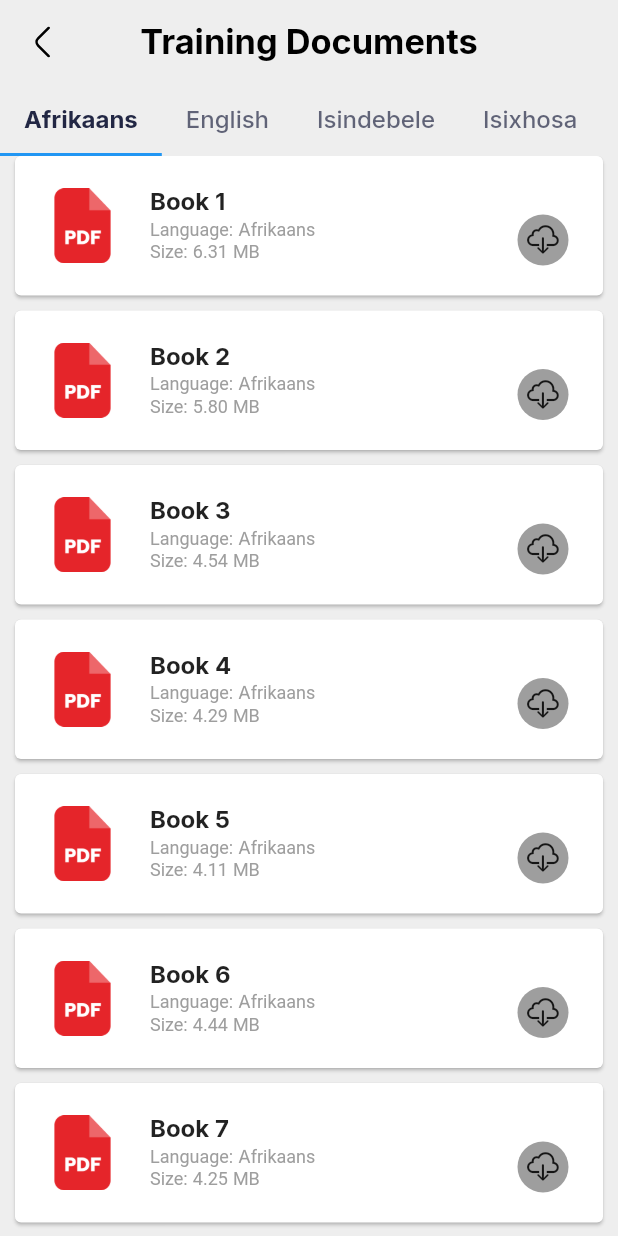
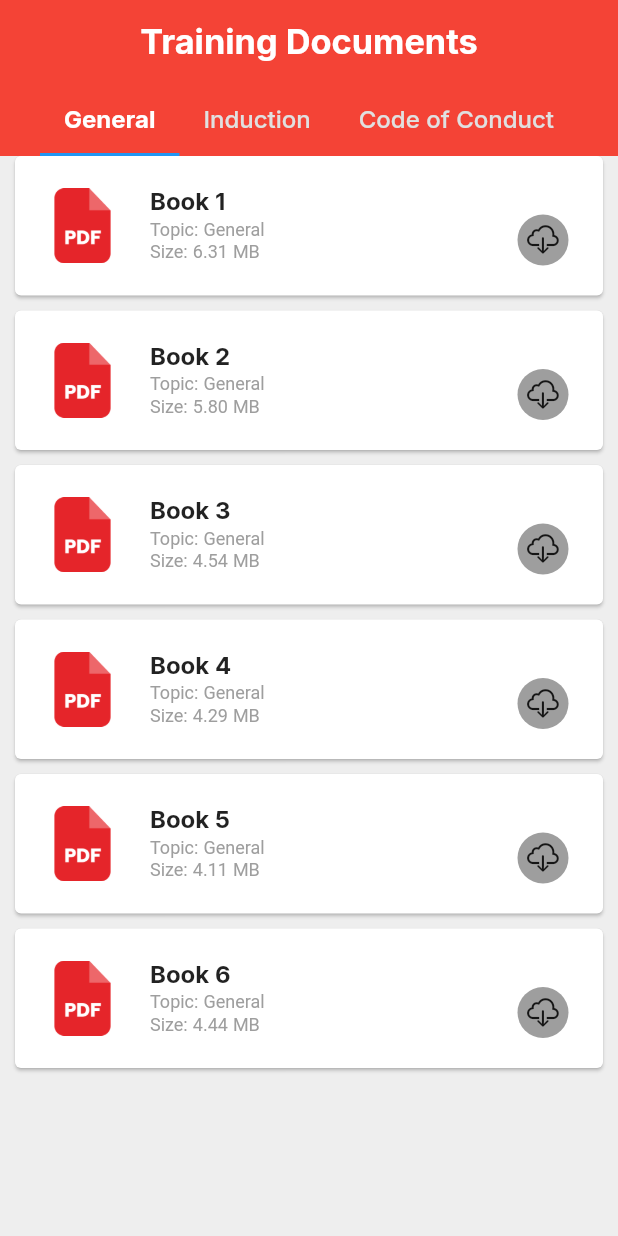
Before and after one commit to nextnowapp/NewFrontseat, a Flutter app: the EbookScreen screen opened directly, on a phone screen of 412 x 824 dp. Run offline on Flutter 3.47's test engine with Material 2 defaults, Android fonts, the phone set to English and light mode, and no system bars; our stand-ins replace after_layout, bloc, cached_network_image, cloud_firestore, connectivity, dio and 40 more; missing offline and left inert: file_utils, flutter_cupertino_date_picker_fork, flutter_inappwebview, flutter_share, html_editor_enhanced, open_file_safe and 4 more; accounts and stored records are empty; project files that could hold a hidden picture were left out.

Commit message:
documents screen added

```diff
--- a/lib/screens/student/studyMaterials/Ebooks.dart
+++ b/lib/screens/student/studyMaterials/Ebooks.dart
@@ -4,8 +4,6 @@ import 'dart:io';
 import 'package:flutter/material.dart';
 import 'package:flutter/services.dart';
 import 'package:flutter_screenutil/flutter_screenutil.dart';
-import 'package:flutter_svg/flutter_svg.dart';
-import 'package:nextschool/screens/parent/ChildDashboardScreen.dart';
 import 'package:nextschool/utils/model/ebook.dart';
 import 'package:nextschool/utils/widget/download_button.dart';
 import 'package:path_provider/path_provider.dart';
@@ -24,22 +22,10 @@ class _EbookScreenState extends State<EbookScreen> {
   late EbookList _ebooks;
   String? directory;
 
-  final List<String> languages = [
-    'Afrikaans',
-    'English',
-    'Isindebele',
-    'Isixhosa',
-    'Isizulu',
-    'Sepedi',
-    'Sesotho',
-    'Setswana',
-    'Siswati',
-    'Tshivenda',
-    'Xitsonga',
-  ];
+  final List<String> titles = ['General', 'Induction', 'Code of Conduct'];
 
   List<Widget> _buildViewList() {
-    return languages.map((language) {
+    return titles.map((language) {
       return FutureBuilder(
         future: _loadBooksFromJsonAssets(language.toLowerCase()),
         builder: (context, AsyncSnapshot<List<Ebooks>> snapshot) {
@@ -112,7 +98,7 @@ class _EbookScreenState extends State<EbookScreen> {
                                           text: TextSpan(
                                             children: [
                                               const TextSpan(
-                                                text: 'Language: ',
+                                                text: 'Topic: ',
                                                 style: TextStyle(
                                                   fontSize: 12,
                                                   color: Colors.grey,
@@ -209,10 +195,11 @@ class _EbookScreenState extends State<EbookScreen> {
   @override
   Widget build(BuildContext context) {
     return DefaultTabController(
-      length: languages.length,
+      length: titles.length,
       child: Scaffold(
         backgroundColor: Colors.grey[200],
         appBar: AppBar(
+          backgroundColor: Colors.red,
           centerTitle: true,
           automaticallyImplyLeading: false,
           elevation: 0,
@@ -220,33 +207,25 @@ class _EbookScreenState extends State<EbookScreen> {
               statusBarBrightness: Brightness.dark,
               statusBarIconBrightness: Brightness.dark,
               statusBarColor: Colors.transparent),
-          leading: IconButton(
-            onPressed: (() {
-              navigateToPreviousPage(context);
-            }),
-            icon: SvgPicture.asset(
-              'assets/svg/angle.svg',
-              color: Colors.black,
-              height: ScreenUtil().setSp(18),
-            ),
-          ),
           title: Text(
             'Training Documents',
             style: Theme.of(context).textTheme.subtitle1!.copyWith(
                 fontSize: ScreenUtil().setSp(20),
-                color: Colors.black,
+                color: Colors.white,
                 fontWeight: FontWeight.bold),
           ),
           bottom: TabBar(
             isScrollable: true,
-            labelColor: const Color(0xFF222744),
+            unselectedLabelColor: Colors.grey.shade300,
+            labelColor: Colors.white,
             labelStyle:
                 const TextStyle(fontSize: 16, fontWeight: FontWeight.bold),
-            unselectedLabelStyle: const TextStyle(fontSize: 16),
+            unselectedLabelStyle:
+                const TextStyle(fontSize: 16, color: Colors.white),
             tabs: List.generate(
-              languages.length,
+              titles.length,
               (index) => Tab(
-                text: languages[index],
+                text: titles[index],
               ),
             ),
           ),
```
Also changed, not shown: assets/books.json.
